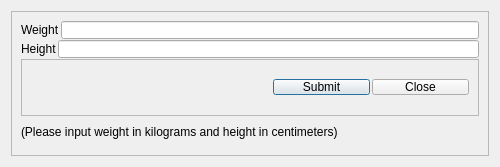
Qt form K/fitness_edit.ui (burr1to/kaizen) before a commit.
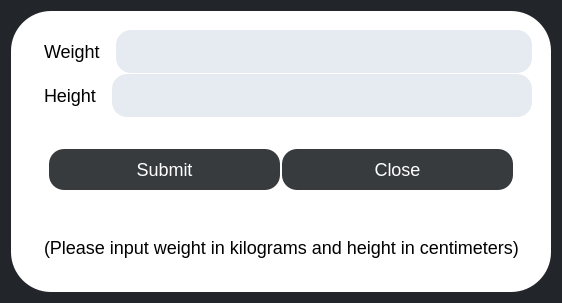
The same form after that commit.

Patch:
```diff
--- a/K/fitness_edit.ui
+++ b/K/fitness_edit.ui
@@ -9,20 +9,20 @@
    <rect>
     <x>0</x>
     <y>0</y>
-    <width>500</width>
-    <height>167</height>
+    <width>562</width>
+    <height>303</height>
    </rect>
   </property>
   <property name="minimumSize">
    <size>
-    <width>500</width>
-    <height>150</height>
+    <width>300</width>
+    <height>100</height>
    </size>
   </property>
   <property name="maximumSize">
    <size>
-    <width>500</width>
-    <height>167</height>
+    <width>700</width>
+    <height>303</height>
    </size>
   </property>
   <property name="windowTitle">
@@ -30,11 +30,18 @@
   </property>
   <property name="styleSheet">
    <string notr="true">margin: 0px;
-padding:0px;</string>
+background-color: rgb(34, 37, 42);
+font:18px;
+padding:10px;</string>
   </property>
   <layout class="QHBoxLayout" name="horizontalLayout_3">
    <item>
     <widget class="QFrame" name="frame">
+     <property name="styleSheet">
+      <string notr="true">background-color: rgb(255, 255, 255);
+border-radius:40px;
+color:black;</string>
+     </property>
      <property name="frameShape">
       <enum>QFrame::StyledPanel</enum>
      </property>
@@ -55,7 +62,18 @@
          </widget>
         </item>
         <item>
-         <widget class="QLineEdit" name="weight"/>
+         <widget class="QLineEdit" name="weight">
+          <property name="minimumSize">
+           <size>
+            <width>0</width>
+            <height>40</height>
+           </size>
+          </property>
+          <property name="styleSheet">
+           <string notr="true">background-color: rgb(230, 235, 241);
+border-radius:15px;</string>
+          </property>
+         </widget>
         </item>
        </layout>
       </item>
@@ -69,7 +87,18 @@
          </widget>
         </item>
         <item>
-         <widget class="QLineEdit" name="height"/>
+         <widget class="QLineEdit" name="height">
+          <property name="minimumSize">
+           <size>
+            <width>0</width>
+            <height>40</height>
+           </size>
+          </property>
+          <property name="styleSheet">
+           <string notr="true">background-color: rgb(230, 235, 241);
+border-radius:15px;</string>
+          </property>
+         </widget>
         </item>
        </layout>
       </item>
@@ -81,25 +110,23 @@
         <property name="frameShadow">
          <enum>QFrame::Raised</enum>
         </property>
-        <layout class="QHBoxLayout" name="horizontalLayout_4" stretch="5,2,2">
+        <layout class="QHBoxLayout" name="horizontalLayout_4" stretch="2,2">
          <property name="spacing">
           <number>2</number>
          </property>
-         <item>
-          <spacer name="verticalSpacer">
-           <property name="orientation">
-            <enum>Qt::Vertical</enum>
-           </property>
-           <property name="sizeHint" stdset="0">
-            <size>
-             <width>50</width>
-             <height>19</height>
-            </size>
-           </property>
-          </spacer>
-         </item>
          <item>
           <widget class="QPushButton" name="submit">
+           <property name="minimumSize">
+            <size>
+             <width>0</width>
+             <height>40</height>
+            </size>
+           </property>
+           <property name="styleSheet">
+            <string notr="true">border-radius:15px;
+background-color: rgb(55, 59, 62);
+color:white;</string>
+           </property>
            <property name="text">
             <string>Submit</string>
            </property>
@@ -107,6 +134,17 @@
          </item>
          <item>
           <widget class="QPushButton" name="pushButton">
+           <property name="minimumSize">
+            <size>
+             <width>0</width>
+             <height>40</height>
+            </size>
+           </property>
+           <property name="styleSheet">
+            <string notr="true">border-radius:15px;
+background-color: rgb(55, 59, 62);
+color:white;</string>
+           </property>
            <property name="text">
             <string>Close</string>
            </property>
```
